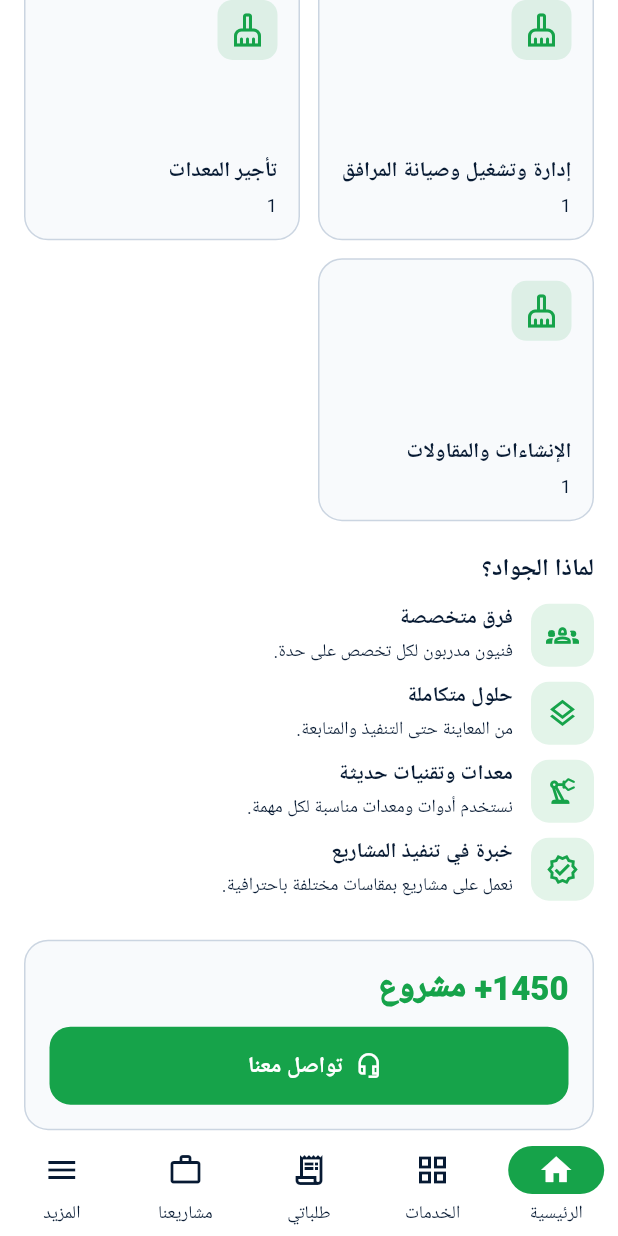
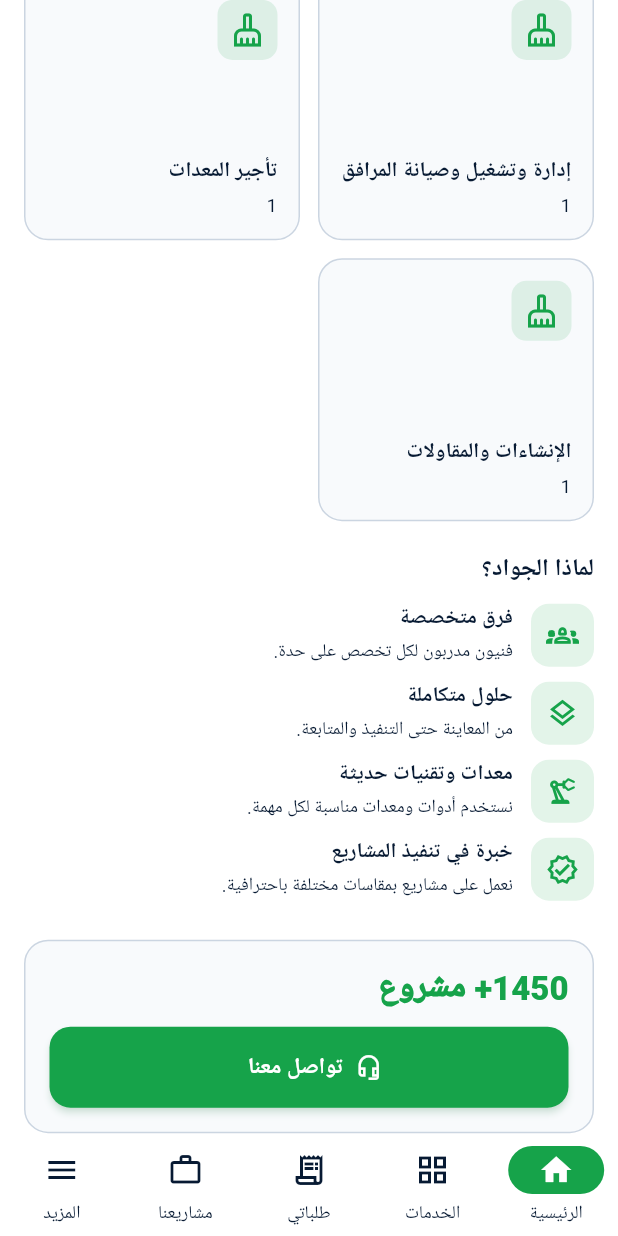
Before and after one commit to alhjry0o/aljawad_app, a Flutter app: the screen it shows after launch, scrolled down 1152 dp, on a phone screen of 412 x 824 dp. Run offline on Flutter 3.47's test engine with Material 3 defaults, Android fonts, the phone set to English and light mode, and no system bars; our stand-ins replace flutter_riverpod, go_router, image_picker, shared_preferences; generated files the repository leaves out were written again.

Commit message:
Update app_theme.dart

```diff
--- a/lib/core/theme/app_theme.dart
+++ b/lib/core/theme/app_theme.dart
@@ -48,18 +48,32 @@ class AppTheme {
         style: FilledButton.styleFrom(
           backgroundColor: AppColors.green,
           foregroundColor: AppColors.white,
-          minimumSize: const Size.fromHeight(52),
-          shape: RoundedRectangleBorder(borderRadius: BorderRadius.circular(14)),
-          textStyle: const TextStyle(fontSize: 15, fontWeight: FontWeight.w700),
+          minimumSize: const Size.fromHeight(54),
+          shape: RoundedRectangleBorder(
+           borderRadius: BorderRadius.circular(14),
+          ),
+          elevation: 2,
+          shadowColor: AppColors.green.withOpacity(0.32),
+          textStyle: const TextStyle(
+            fontSize: 15,
+            fontWeight: FontWeight.w800,
+            letterSpacing: 0.3,
+          ),
         ),
       ),
       outlinedButtonTheme: OutlinedButtonThemeData(
         style: OutlinedButton.styleFrom(
           foregroundColor: AppColors.navy,
-          side: const BorderSide(color: AppColors.navy, width: 1.2),
-          minimumSize: const Size.fromHeight(52),
-          shape: RoundedRectangleBorder(borderRadius: BorderRadius.circular(14)),
-          textStyle: const TextStyle(fontSize: 15, fontWeight: FontWeight.w700),
+          side: const BorderSide(color: AppColors.navy, width: 1.6),
+          minimumSize: const Size.fromHeight(54),
+          shape: RoundedRectangleBorder(
+            borderRadius: BorderRadius.circular(14),
+          ),
+          textStyle: const TextStyle(
+            fontSize: 15,
+            fontWeight: FontWeight.w800,
+            letterSpacing: 0.3,
+          ),
         ),
       ),
       inputDecorationTheme: InputDecorationTheme(
```
